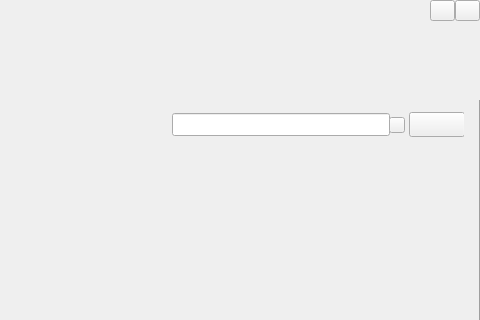
SiteView/MPC-QT, file MPCVer2.0.0/src/Application/mainwindow.ui: the form before one commit; both pictures show x 440 to 920 and y 0 to 320 of the 920 by 680 pixel window.
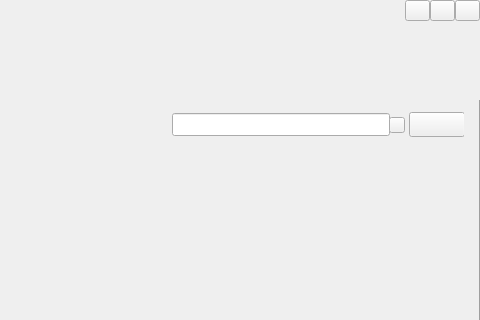
The form after the commit.

Commit message:
add setting menu
add setting menu

```diff
--- a/MPCVer2.0.0/src/Application/mainwindow.ui
+++ b/MPCVer2.0.0/src/Application/mainwindow.ui
@@ -65,6 +65,19 @@
       </rect>
      </property>
     </widget>
+    <widget class="QPushButton" name="but_setting">
+     <property name="geometry">
+      <rect>
+       <x>845</x>
+       <y>0</y>
+       <width>25</width>
+       <height>21</height>
+      </rect>
+     </property>
+     <property name="text">
+      <string/>
+     </property>
+    </widget>
    </widget>
    <widget class="QWidget" name="widget_body" native="true">
     <property name="geometry">
```
The commit also changes 15 other files.
